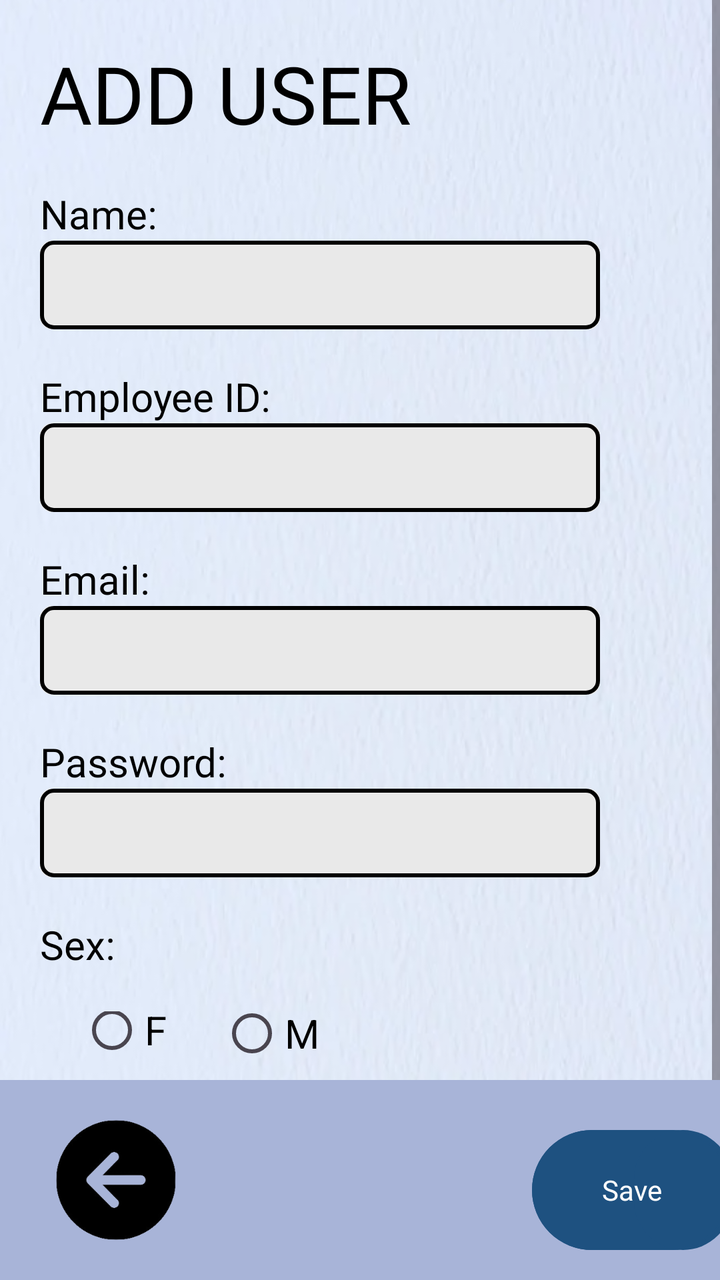
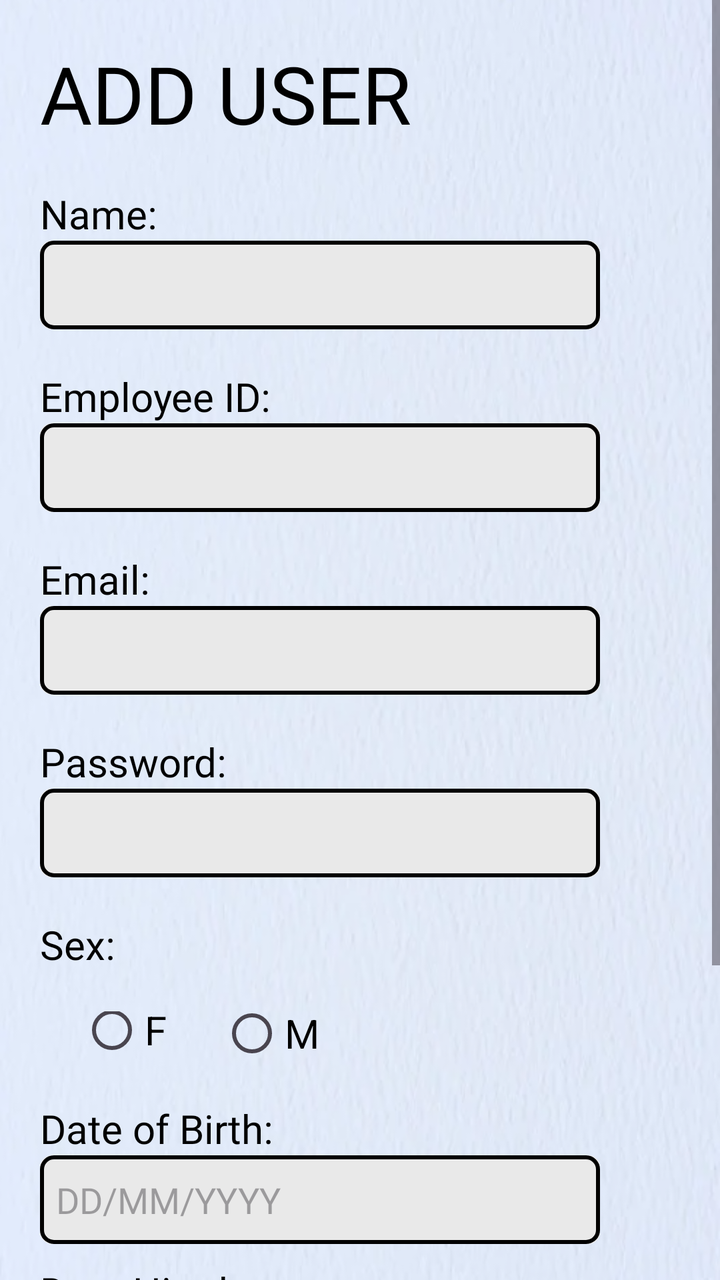

Screens rendered from an Android XML layout before and after an edit, with the pre-edit source and the edit as a unified diff.
<!-- AndroidManifest.xml: application theme Theme.FinalsApplication -->
<!-- res/layout/user_add.xml -->
<?xml version="1.0" encoding="utf-8"?>
<RelativeLayout xmlns:android="http://schemas.android.com/apk/res/android"
    android:layout_width="match_parent"
    android:layout_height="match_parent"
    xmlns:app="http://schemas.android.com/apk/res-auto"
    android:background="@drawable/textured_background">



    <ScrollView
        android:layout_width="match_parent"
        android:layout_height="match_parent">

        <LinearLayout
            android:layout_width="match_parent"
            android:layout_height="wrap_content"
            android:orientation="vertical" >

            <TextView
                android:id="@+id/textViewAddUser"
                android:textColor="@color/black"
                android:layout_width="match_parent"
                android:layout_height="wrap_content"
                android:text="ADD USER"
                android:fontFamily="@font/roboto_bold"
                android:textSize="40sp"
                android:layout_marginStart="20dp"
                android:layout_marginTop="20dp"/>

        <LinearLayout
            android:layout_width="match_parent"
            android:layout_height="match_parent"
            android:orientation="vertical">

            <TextView
                android:id="@+id/textViewNameAU"
                android:layout_width="match_parent"
                android:layout_height="wrap_content"
                android:textColor="@color/black"
                android:text="Name:"
                android:fontFamily="@font/roboto_regular"
                android:textSize="20sp"
                android:layout_marginStart="20dp"
                android:layout_marginTop="20dp"/>

            <EditText
                android:id="@+id/editTextNameAU"
                android:layout_width="match_parent"
                android:layout_height="wrap_content"
                android:textColor="@color/black"
                android:ems="10"
                android:inputType="text"
                android:background="@drawable/square_button_colored_border"
                android:layout_marginLeft="20dp"
                android:layout_marginRight="60dp"
                android:paddingTop="10dp"
                android:paddingLeft="8dp"
                android:paddingBottom="10dp"/>
            <TextView
                android:id="@+id/textViewEmployeeIDAU"
                android:layout_width="match_parent"
                android:layout_height="wrap_content"
                android:textColor="@color/black"
                android:text="Employee ID:"
                android:fontFamily="@font/roboto_regular"
                android:textSize="20sp"
                android:layout_marginStart="20dp"
                android:layout_marginTop="20dp"/>

            <EditText
                android:id="@+id/editTextEmployeeIDAU"
                android:layout_width="match_parent"
                android:layout_height="wrap_content"
                android:ems="10"
                android:inputType="text"
                android:textColor="@color/black"
                android:background="@drawable/square_button_colored_border"
                android:layout_marginLeft="20dp"
                android:layout_marginRight="60dp"
                android:paddingTop="10dp"
                android:paddingLeft="8dp"
                android:paddingBottom="10dp"/>

            <TextView
                android:id="@+id/textViewEmailAU"
                android:layout_width="match_parent"
                android:layout_height="wrap_content"
                android:text="Email:"
                android:textColor="@color/black"
                android:fontFamily="@font/roboto_regular"
                android:textSize="20sp"
                android:layout_marginStart="20dp"
                android:layout_marginTop="20dp"/>

            <EditText
                android:id="@+id/editTextEmailAU"
                android:layout_width="match_parent"
                android:layout_height="wrap_content"
                android:ems="10"
                android:textColor="@color/black"
                android:background="@drawable/square_button_colored_border"
                android:layout_marginLeft="20dp"
                android:paddingTop="10dp"
                android:paddingLeft="8dp"
                android:layout_marginRight="60dp"
                android:paddingBottom="10dp"/>

            <TextView
                android:id="@+id/textViewPasswordAU"
                android:layout_width="match_parent"
                android:layout_height="wrap_content"
                android:text="Password:"
                android:textColor="@color/black"
                android:fontFamily="@font/roboto_regular"
                android:textSize="20sp"
                android:layout_marginStart="20dp"
                android:layout_marginTop="20dp"/>

            <EditText
                android:id="@+id/editTextPasswordAU"
                android:layout_width="match_parent"
                android:layout_height="wrap_content"
                android:ems="10"
                android:textColor="@color/black"
                android:inputType="textPassword"
                android:paddingTop="10dp"
                android:paddingLeft="8dp"
                android:background="@drawable/square_button_colored_border"
                android:layout_marginLeft="20dp"
                android:layout_marginRight="60dp"
                android:paddingBottom="10dp" />

            <TextView
                android:id="@+id/textViewSexAU"
                android:layout_width="213dp"
                android:layout_height="wrap_content"
                android:layout_marginStart="20dp"
                android:textColor="@color/black"
                android:layout_marginTop="20dp"
                android:fontFamily="@font/roboto_regular"
                android:text="Sex:"
                android:textSize="20sp" />

                <RadioGroup
                    android:id="@+id/radioButtonSex"
                    android:layout_width="wrap_content"
                    android:layout_height="wrap_content"
                    android:layout_marginLeft="20dp"
                    android:layout_marginTop="20dp">

                    <RadioButton
                        android:id="@+id/radioButtonA4"
                        android:textColor="@color/black"
                        android:layout_width="wrap_content"
                        android:layout_height="wrap_content"
                        android:layout_marginLeft="20dp"
                        android:layout_marginTop="-15dp"
                        android:text="F"
                        android:textSize="20sp"/>

                    <RadioButton
                        android:id="@+id/radioButtonB4"
                        android:textColor="@color/black"
                        android:layout_width="wrap_content"
                        android:layout_height="wrap_content"
                        android:layout_marginLeft="90dp"
                        android:layout_marginTop="-46.5dp"
                        android:text="M"
                        android:textSize="20sp"/>
                </RadioGroup>
            </LinearLayout>

        <LinearLayout
            android:layout_width="match_parent"
            android:layout_height="match_parent"
            android:orientation="vertical">

            <TextView
                android:id="@+id/textViewBirthDateAU"
                android:textColor="@color/black"
                android:layout_width="match_parent"
                android:layout_height="wrap_content"
                android:text="Date of Birth:"
                android:fontFamily="@font/roboto_regular"
                android:textSize="20sp"
                android:layout_marginStart="20dp"
                android:layout_marginTop="10dp"/>

            <EditText
                android:id="@+id/editTextBirthDateAU"
                android:textColor="@color/black"
                android:layout_width="match_parent"
                android:layout_height="wrap_content"
                android:ems="10"
                android:hint="DD/MM/YYYY"
                android:fontFamily="@font/roboto_light"
                android:background="@drawable/square_button_colored_border"
                android:layout_marginLeft="20dp"
                android:layout_marginRight="60dp"
                android:paddingTop="10dp"
                android:paddingLeft="8dp"
                android:paddingBottom="10dp"/>

        </LinearLayout>

            <LinearLayout
                android:layout_width="match_parent"
                android:layout_height="match_parent"
                android:orientation="vertical">

                <TextView
                    android:id="@+id/textViewDateHiredAU"
                    android:textColor="@color/black"
                    android:layout_width="match_parent"
                    android:layout_height="wrap_content"
                    android:text="Date Hired:"
                    android:fontFamily="@font/roboto_regular"
                    android:textSize="20sp"
                    android:layout_marginStart="20dp"
                    android:layout_marginTop="10dp"
                    android:layout_marginBottom="10dp"/>

                <EditText
                    android:id="@+id/editTextDateHiredAU"
                    android:textColor="@color/black"
                    android:layout_width="match_parent"
                    android:layout_height="wrap_content"
                    android:ems="10"
                    android:hint="DD/MM/YYYY"
                    android:fontFamily="@font/roboto_light"
                    android:background="@drawable/square_button_colored_border"
                    android:layout_marginLeft="20dp"
                    android:layout_marginRight="60dp"
                    android:paddingTop="10dp"
                    android:paddingLeft="8dp"
                    android:paddingBottom="10dp"/>

            </LinearLayout>

         </LinearLayout>
    </ScrollView>
    <LinearLayout
        android:layout_width="match_parent"
        android:layout_height="100dip"

        android:layout_alignParentBottom="true"
        android:background="#a8b4d8">

        <ImageButton
            android:id="@+id/imageButtonBackVT1"
            android:layout_width="76dp"
            android:layout_height="60dp"
            android:layout_marginStart="20dp"
            android:background="?android:attr/selectableItemBackground"
            android:layout_gravity="bottom"
            android:layout_marginBottom="20dp"
            android:scaleType="fitCenter"
            android:src="@drawable/arrowleft" />

        <Button
            android:id="@+id/buttonSubmitVT1"
            android:layout_width="100dp"
            android:layout_height="60dp"
            android:layout_marginStart="170dp"
            android:layout_marginTop="25dp"
            android:layout_marginBottom="20dp"
            android:background="@drawable/rounded_button"
            android:fontFamily="@font/roboto_light"
            android:scaleType="fitCenter"
            android:text="Save"
            android:textColor="@color/white"
            app:backgroundTint="#1e5180" />
    </LinearLayout>
</RelativeLayout>
<!-- resources referenced by this layout -->
<resources>
  <color name="black">#000000</color>
  <color name="white">#FFFFFFFF</color>
  <!-- drawable arrowleft: png bitmap (drawable, 16559 bytes) -->
  <!-- drawable rounded_button (drawable) -->
  <?xml version="1.0" encoding="utf-8"?>
  <layer-list xmlns:android="http://schemas.android.com/apk/res/android">
  
      <item>
          <shape>
              <corners android:radius="51dp" /> 
              <solid android:color="#1e5180" />
          </shape>
      </item>
  
      <item android:left="51dp">
          <shape>
              <solid android:color="#1e5180" />
              <corners android:radius="51dp" /> 
              <corners android:topRightRadius="51dp"
                  android:topLeftRadius="51dp"
                  android:bottomRightRadius="51dp"
                  android:bottomLeftRadius="51dp"/>
          </shape>
      </item>
  
      <item>
          <shape>
              
              <corners android:radius="51dp" /> 
              <solid android:color="@android:color/transparent" />
              <stroke
                  android:width="1dp"
                  android:color="#1e5180" />
          </shape>
      </item>
  </layer-list>
  <!-- drawable square_button_colored_border (drawable) -->
  <?xml version="1.0" encoding="utf-8"?>
  <layer-list xmlns:android="http://schemas.android.com/apk/res/android">
  
      <item>
          <shape>
              <corners android:radius="6dp" />
              <solid android:color="#e9e9e9" />
          </shape>
      </item>
  
      <item
          android:left="34dp">
  
          <shape>
              <solid android:color="#e9e9e9" />
              <corners android:radius="6dp"
                  android:topRightRadius="6dp"
                  android:topLeftRadius="5dp"
                  android:bottomRightRadius="6dp"
                  android:bottomLeftRadius="0dp"/>
          </shape>
      </item>
      <item>
          <shape>
              
              <corners android:radius="6dp" />
              <solid android:color="@android:color/transparent" />
              <stroke
                  android:width="2dp"
                  android:color="#000000" />
          </shape>
      </item>
  </layer-list>
  <!-- drawable textured_background: png bitmap (drawable, 258989 bytes) -->
  <style name="Theme.FinalsApplication" parent="Base.Theme.FinalsApplication" />
  <style name="Base.Theme.FinalsApplication" parent="Theme.Material3.DayNight.NoActionBar">
          
          
          <item name="android:statusBarColor">#00000000</item>
      </style>
</resources>

<!-- the commit's change to res/layout/user_add.xml (unified diff, before → after) -->
@@ -2,6 +2,7 @@
 <RelativeLayout xmlns:android="http://schemas.android.com/apk/res/android"
     android:layout_width="match_parent"
     android:layout_height="match_parent"
+    android:fitsSystemWindows="true"
     xmlns:app="http://schemas.android.com/apk/res-auto"
     android:background="@drawable/textured_background">
 
@@ -231,44 +232,45 @@
                     android:background="@drawable/square_button_colored_border"
                     android:layout_marginLeft="20dp"
                     android:layout_marginRight="60dp"
+                    android:layout_marginBottom="20dp"
                     android:paddingTop="10dp"
                     android:paddingLeft="8dp"
-                    android:paddingBottom="10dp"/>
+                    android:paddingBottom="20dp"/>
 
             </LinearLayout>
 
+            <LinearLayout
+                android:layout_width="match_parent"
+                android:layout_height="wrap_content"
+
+                android:layout_alignParentBottom="true"
+                android:background="#a8b4d8">
+
+                <ImageButton
+                    android:id="@+id/imageButtonBackVT1"
+                    android:layout_width="76dp"
+                    android:layout_height="60dp"
+                    android:layout_marginStart="20dp"
+                    android:background="?android:attr/selectableItemBackground"
+                    android:layout_gravity="bottom"
+                    android:layout_marginBottom="20dp"
+                    android:scaleType="fitCenter"
+                    android:src="@drawable/arrowleft" />
+
+                <Button
+                    android:id="@+id/buttonSubmitVT1"
+                    android:layout_width="100dp"
+                    android:layout_height="60dp"
+                    android:layout_marginStart="170dp"
+                    android:layout_marginTop="25dp"
+                    android:layout_marginBottom="20dp"
+                    android:background="@drawable/rounded_button"
+                    android:fontFamily="@font/roboto_light"
+                    android:scaleType="fitCenter"
+                    android:text="Save"
+                    android:textColor="@color/white"
+                    app:backgroundTint="#1e5180" />
+            </LinearLayout>
          </LinearLayout>
     </ScrollView>
-    <LinearLayout
-        android:layout_width="match_parent"
-        android:layout_height="100dip"
-
-        android:layout_alignParentBottom="true"
-        android:background="#a8b4d8">
-
-        <ImageButton
-            android:id="@+id/imageButtonBackVT1"
-            android:layout_width="76dp"
-            android:layout_height="60dp"
-            android:layout_marginStart="20dp"
-            android:background="?android:attr/selectableItemBackground"
-            android:layout_gravity="bottom"
-            android:layout_marginBottom="20dp"
-            android:scaleType="fitCenter"
-            android:src="@drawable/arrowleft" />
-
-        <Button
-            android:id="@+id/buttonSubmitVT1"
-            android:layout_width="100dp"
-            android:layout_height="60dp"
-            android:layout_marginStart="170dp"
-            android:layout_marginTop="25dp"
-            android:layout_marginBottom="20dp"
-            android:background="@drawable/rounded_button"
-            android:fontFamily="@font/roboto_light"
-            android:scaleType="fitCenter"
-            android:text="Save"
-            android:textColor="@color/white"
-            app:backgroundTint="#1e5180" />
-    </LinearLayout>
 </RelativeLayout>
